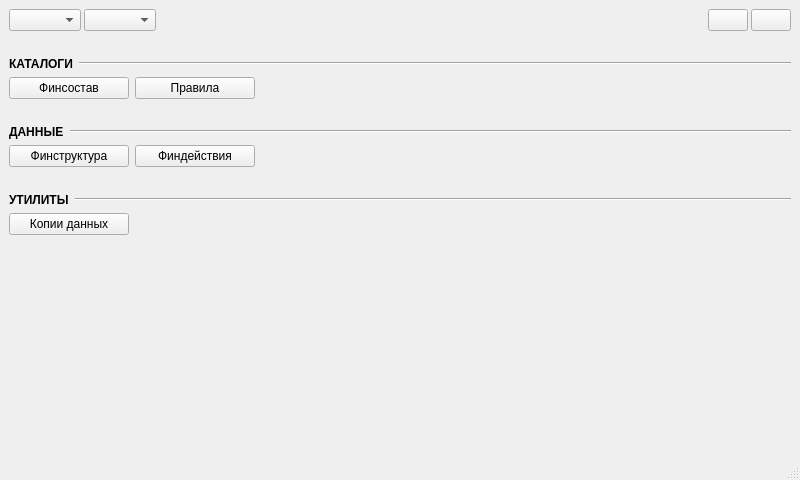
The window that ui/forms/form_main.ui (e-vladimir/finmanager) describes before a commit, drawn with Qt 5.
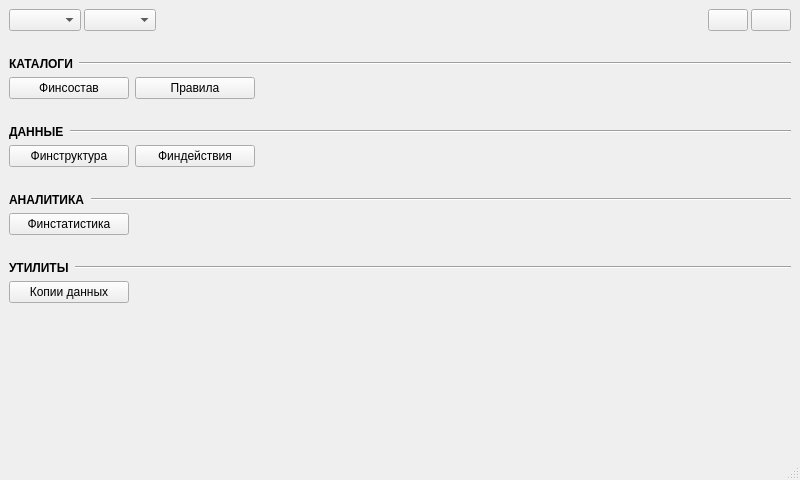
The same window after the commit.

Commit message: + ФИНСТАТИСТИКА

Diff of the .ui file:
```diff
--- a/ui/forms/form_main.ui
+++ b/ui/forms/form_main.ui
@@ -235,6 +235,75 @@
       </property>
      </spacer>
     </item>
+    <item>
+     <layout class="QHBoxLayout" name="horizontalLayout_8" stretch="0,1">
+      <item>
+       <widget class="QLabel" name="label_4">
+        <property name="font">
+         <font>
+          <bold>true</bold>
+         </font>
+        </property>
+        <property name="text">
+         <string>АНАЛИТИКА</string>
+        </property>
+       </widget>
+      </item>
+      <item>
+       <widget class="Line" name="line_6">
+        <property name="orientation">
+         <enum>Qt::Orientation::Horizontal</enum>
+        </property>
+       </widget>
+      </item>
+     </layout>
+    </item>
+    <item>
+     <layout class="QHBoxLayout" name="horizontalLayout_9">
+      <item>
+       <widget class="QPushButton" name="btn_finstatistic">
+        <property name="minimumSize">
+         <size>
+          <width>120</width>
+          <height>0</height>
+         </size>
+        </property>
+        <property name="text">
+         <string>Финстатистика</string>
+        </property>
+       </widget>
+      </item>
+      <item>
+       <spacer name="horizontalSpacer_7">
+        <property name="orientation">
+         <enum>Qt::Orientation::Horizontal</enum>
+        </property>
+        <property name="sizeHint" stdset="0">
+         <size>
+          <width>40</width>
+          <height>20</height>
+         </size>
+        </property>
+       </spacer>
+      </item>
+     </layout>
+    </item>
+    <item>
+     <spacer name="verticalSpacer_8">
+      <property name="orientation">
+       <enum>Qt::Orientation::Vertical</enum>
+      </property>
+      <property name="sizeType">
+       <enum>QSizePolicy::Policy::Fixed</enum>
+      </property>
+      <property name="sizeHint" stdset="0">
+       <size>
+        <width>20</width>
+        <height>20</height>
+       </size>
+      </property>
+     </spacer>
+    </item>
     <item>
      <layout class="QHBoxLayout" name="horizontalLayout_6" stretch="0,1">
       <item>
```
The commit also changes 10 other files.
